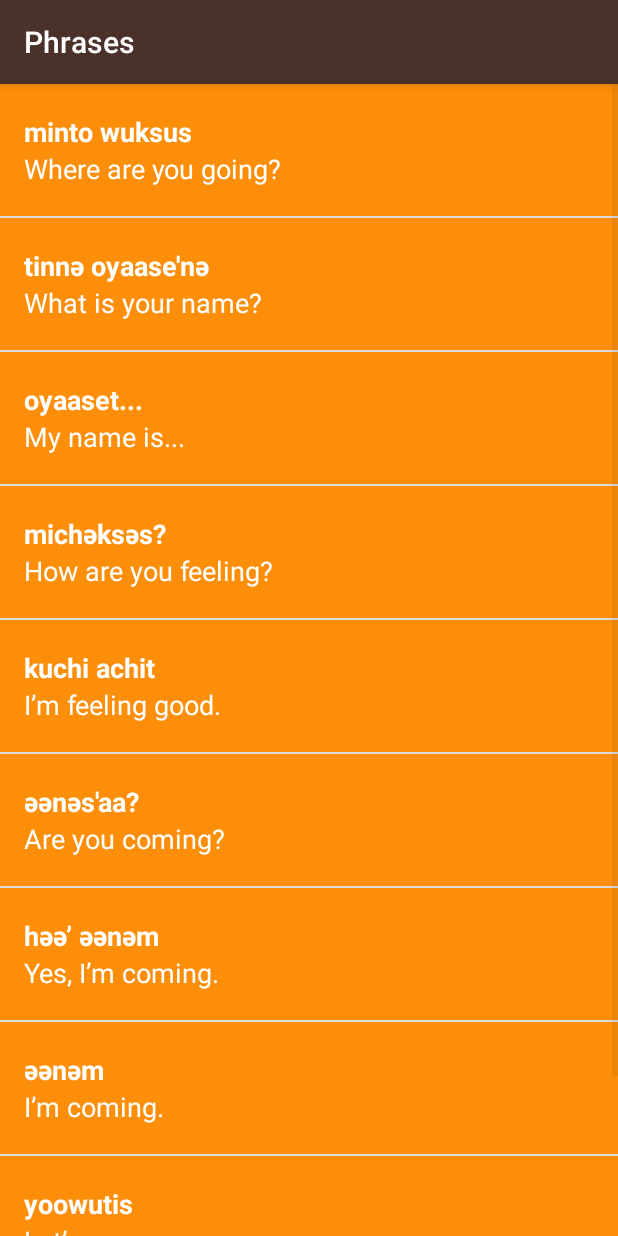
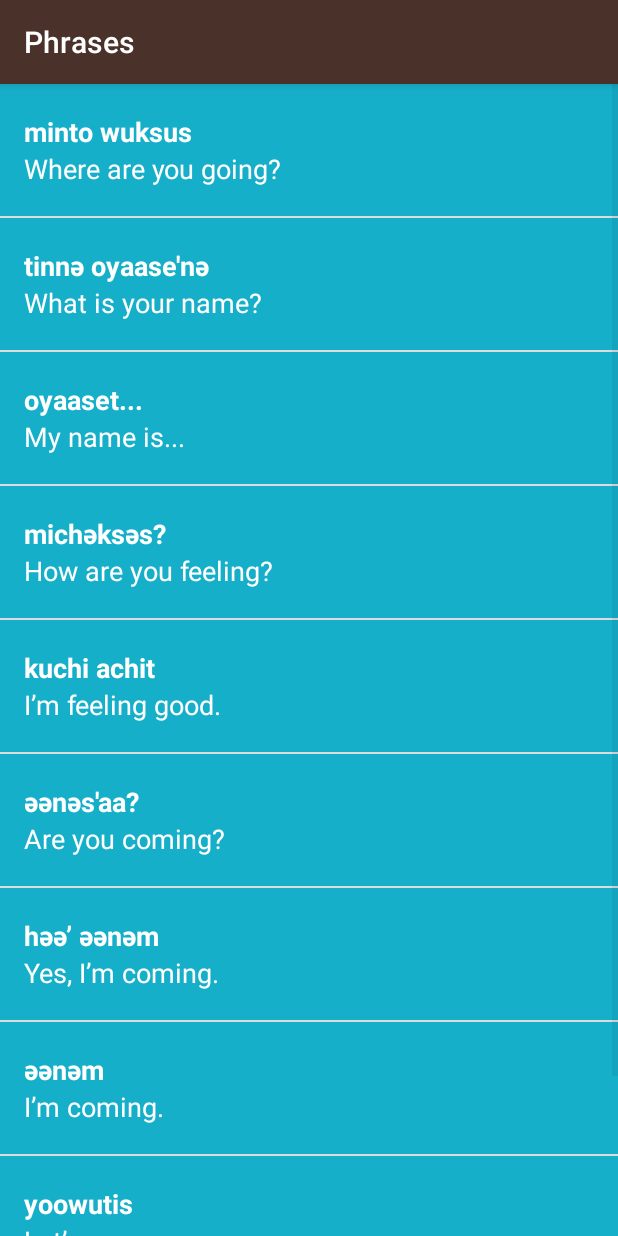
Before and after one commit to Dude-Bear/miwok-app, an Android app: the PhrasesActivity screen opened directly, with no data from a screen before it, on a phone screen of 412 x 824 dp. Run offline under Robolectric (Android 15) with nearby library versions, the phone set to English and light mode, and no system bars.

Commit message:
- changed background colors

```diff
--- a/app/src/main/java/com/example/android/miwok/ColorsActivity.java
+++ b/app/src/main/java/com/example/android/miwok/ColorsActivity.java
@@ -41,7 +41,7 @@ public class ColorsActivity extends AppCompatActivity {
 
         // Create an {@link WordAdapter}, whose data source is a list of {@link Word}s. The
         // adapter knows how to create list items for each item in the list.
-        WordAdapter adapter = new WordAdapter(this, words);
+        WordAdapter adapter = new WordAdapter(this, words, R.color.category_colors);
 
         // Find the {@link ListView} object in the view hierarchy of the {@link Activity}.
         // There should be a {@link ListView} with the view ID called list, which is declared in the
--- a/app/src/main/java/com/example/android/miwok/FamilyActivity.java
+++ b/app/src/main/java/com/example/android/miwok/FamilyActivity.java
@@ -43,7 +43,7 @@ public class FamilyActivity extends AppCompatActivity {
 
         // Create an {@link WordAdapter}, whose data source is a list of {@link Word}s. The
         // adapter knows how to create list items for each item in the list.
-        WordAdapter adapter = new WordAdapter(this, words);
+        WordAdapter adapter = new WordAdapter(this, words, R.color.category_family);
 
         // Find the {@link ListView} object in the view hierarchy of the {@link Activity}.
         // There should be a {@link ListView} with the view ID called list, which is declared in the
--- a/app/src/main/java/com/example/android/miwok/NumbersActivity.java
+++ b/app/src/main/java/com/example/android/miwok/NumbersActivity.java
@@ -43,7 +43,7 @@ public class NumbersActivity extends AppCompatActivity {
 
         // Create an {@link WordAdapter}, whose data source is a list of {@link Word}s. The
         // adapter knows how to create list items for each item in the list.
-        WordAdapter adapter = new WordAdapter(this, words);
+        WordAdapter adapter = new WordAdapter(this, words, R.color.category_numbers);
 
         // Find the {@link ListView} object in the view hierarchy of the {@link Activity}.
         // There should be a {@link ListView} with the view ID called list, which is declared in the
--- a/app/src/main/java/com/example/android/miwok/PhrasesActivity.java
+++ b/app/src/main/java/com/example/android/miwok/PhrasesActivity.java
@@ -43,7 +43,7 @@ public class PhrasesActivity extends AppCompatActivity {
 
         // Create an {@link WordAdapter}, whose data source is a list of {@link Word}s. The
         // adapter knows how to create list items for each item in the list.
-        WordAdapter adapter = new WordAdapter(this, words);
+        WordAdapter adapter = new WordAdapter(this, words, R.color.category_phrases);
 
         // Find the {@link ListView} object in the view hierarchy of the {@link Activity}.
         // There should be a {@link ListView} with the view ID called list, which is declared in the
--- a/app/src/main/java/com/example/android/miwok/WordAdapter.java
+++ b/app/src/main/java/com/example/android/miwok/WordAdapter.java
@@ -16,6 +16,7 @@
 package com.example.android.miwok;
 
 import android.content.Context;
+import android.support.v4.content.ContextCompat;
 import android.view.LayoutInflater;
 import android.view.View;
 import android.view.ViewGroup;
@@ -31,14 +32,19 @@ import java.util.ArrayList;
  */
 public class WordAdapter extends ArrayAdapter<Word>  {
 
+    /** Resource ID for the background color for this list of words */
+    private int mColorResourceId;
+
     /**
      * Create a new {@link WordAdapter} object.
      *
      * @param context is the current context (i.e. Activity) that the adapter is being created in.
      * @param words is the list of {@link Word}s to be displayed.
+     * @param colorResourceId is the resource ID for the background color for this list of words
      */
-    public WordAdapter(Context context, ArrayList<Word> words) {
+    public WordAdapter(Context context, ArrayList<Word> words, int colorResourceId) {
         super(context, 0, words);
+        mColorResourceId = colorResourceId;
     }
 
     @Override
@@ -78,6 +84,13 @@ public class WordAdapter extends ArrayAdapter<Word>  {
             imageView.setVisibility(View.GONE);
         }
 
+        // Set the theme color for the list item
+        View textContainer = listItemView.findViewById(R.id.text_container);
+        // Find the color that the resource ID maps to
+        int color = ContextCompat.getColor(getContext(), mColorResourceId);
+        // Set the background color of the text container View
+        textContainer.setBackgroundColor(color);
+
         // Return the whole list item layout (containing 2 TextViews) so that it can be shown in
         // the ListView.
         return listItemView;
--- a/app/src/main/res/layout/list_item.xml
+++ b/app/src/main/res/layout/list_item.xml
@@ -31,7 +31,6 @@
         android:id="@+id/text_container"
         android:layout_width="match_parent"
         android:layout_height="match_parent"
-        android:background="@color/category_numbers"
         android:orientation="vertical"
         android:paddingLeft="16dp">
 
```
